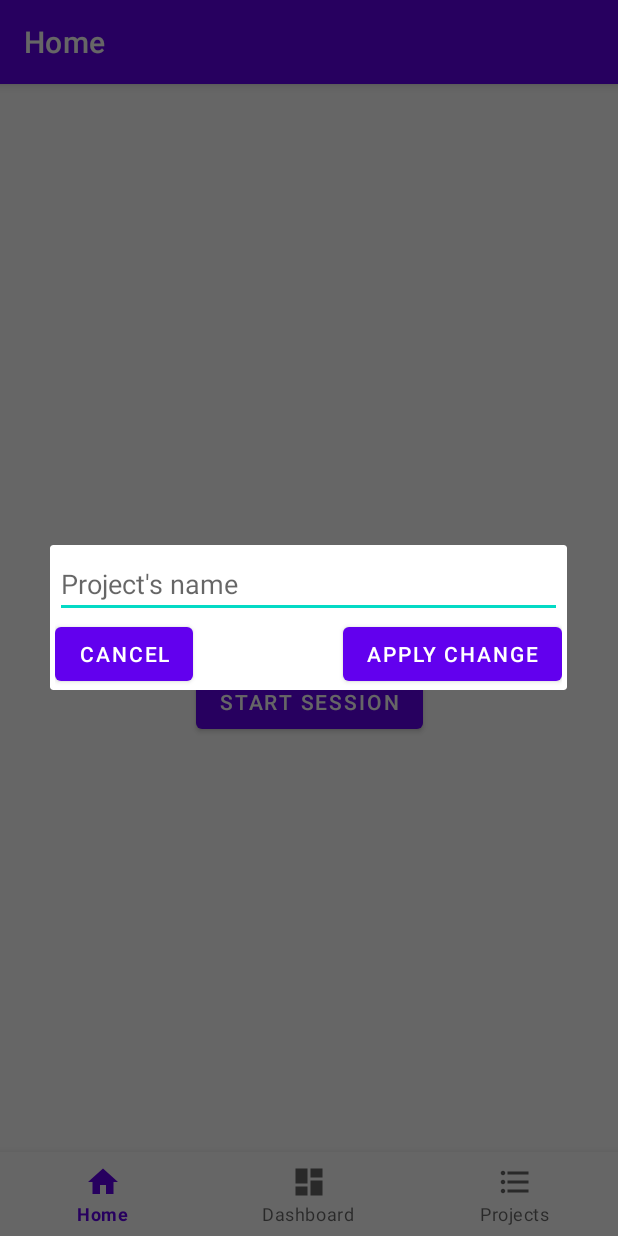
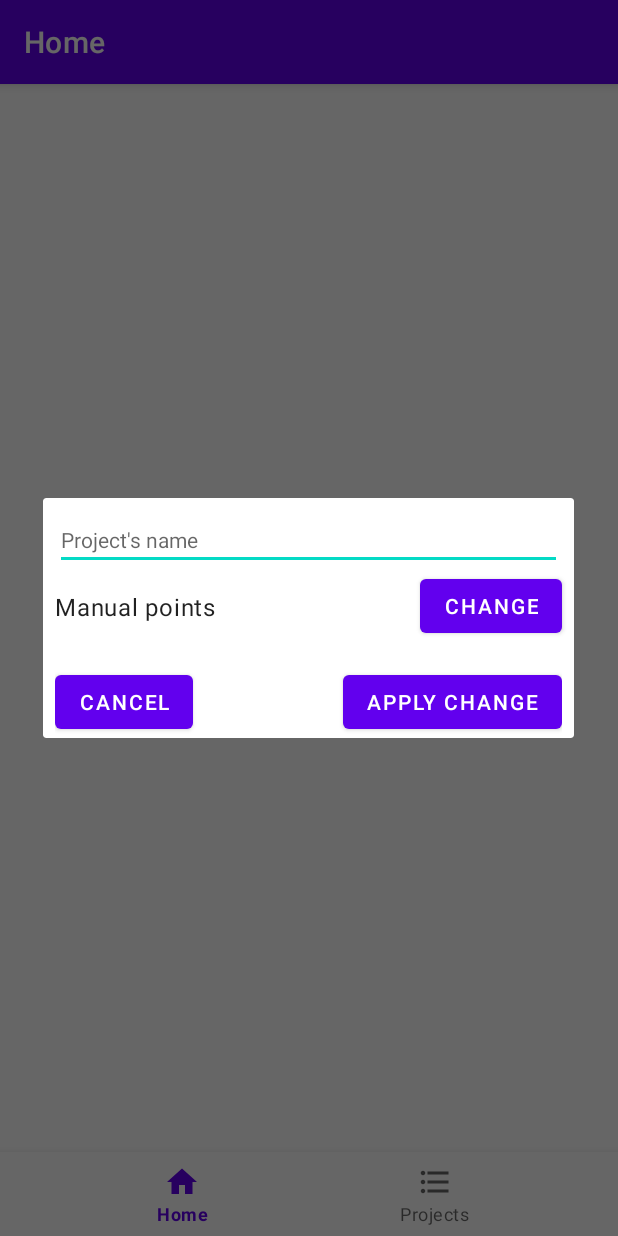
Before and after one commit to Appollogate/ar-graphs, an Android app: the fragment ProjectParamsChangeDialogFragment placed in its activity, on a phone screen of 412 x 824 dp. Run offline under Robolectric (Android 15) with nearby library versions, the phone set to English and light mode, and no system bars; our stand-ins replace navigation-ui.

Commit message:
added changing project params

```diff
--- a/app/src/main/java/com/group/ardiagram/MainActivity.kt
+++ b/app/src/main/java/com/group/ardiagram/MainActivity.kt
@@ -24,7 +24,7 @@ class MainActivity : AppCompatActivity() {
         val navController = findNavController(R.id.nav_host_fragment_activity_main)
         val appBarConfiguration = AppBarConfiguration(
             setOf(
-                R.id.navigation_home, R.id.navigation_dashboard, R.id.navigation_projects_list
+                R.id.navigation_home, R.id.navigation_projects_list
             )
         )
         setupActionBarWithNavController(navController, appBarConfiguration)
--- a/app/src/main/java/com/group/ardiagram/data/AppRepository.kt
+++ b/app/src/main/java/com/group/ardiagram/data/AppRepository.kt
@@ -10,11 +10,13 @@ class AppRepository(private val projectDAO: ProjectDAO) {
 
     @WorkerThread
     suspend fun insert(project: Project) {
+        Log.d("MyLog", "Project was added. $project")
         projectDAO.insert(project)
     }
 
     @WorkerThread
     suspend fun change(project: Project) {
+        Log.d("MyLog", "Project was updated. $project")
         projectDAO.update(project)
     }
 
--- a/app/src/main/java/com/group/ardiagram/ui/projectsList/FileImportDialogFragment.kt
+++ b/app/src/main/java/com/group/ardiagram/ui/projectsList/FileImportDialogFragment.kt
@@ -30,6 +30,7 @@ class FileImportDialogFragment : DialogFragment() {
 
     companion object {
         const val PROJECT_ITEM = "projectItem"
+
         @JvmStatic
         fun newInstance(project: Project) =
             FileImportDialogFragment().apply {
@@ -108,10 +109,10 @@ class FileImportDialogFragment : DialogFragment() {
 
     private fun onClickConfirm() {
         val path = binding.filePathEditText.toString()
-        if(path.isNotEmpty()){
+        if (path.isNotEmpty()) {
             project?.pathToTableFile = path
 
-            project?.let { viewModel.addNewProject(it, fileUri) }
+            viewModel.applyImportProjectData(project, fileUri)
 
             dialog?.cancel()
         }
--- a/app/src/main/java/com/group/ardiagram/ui/projectsList/FunctionDialogFragment.kt
+++ b/app/src/main/java/com/group/ardiagram/ui/projectsList/FunctionDialogFragment.kt
@@ -8,7 +8,6 @@ import android.view.ViewGroup
 import androidx.fragment.app.DialogFragment
 import androidx.fragment.app.activityViewModels
 import com.group.ardiagram.data.Project
-import com.group.ardiagram.databinding.AddManuallyDialogBinding
 import com.group.ardiagram.databinding.FunctionDialogBinding
 
 class FunctionDialogFragment: DialogFragment() {
@@ -52,7 +51,9 @@ class FunctionDialogFragment: DialogFragment() {
         }
 
         binding.buttonConfirm.setOnClickListener {
-            // function
+            val function = binding.functionEditText.text.toString()
+
+            viewModel.applyProjectFunction(project, function)
 
             dialog?.cancel()
         }
--- a/app/src/main/java/com/group/ardiagram/ui/projectsList/NameChangeDialogFragment.kt
+++ b/app/src/main/java/com/group/ardiagram/ui/projectsList/ProjectParamsChangeDialogFragment.kt
@@ -8,15 +8,16 @@ import android.view.ViewGroup
 import androidx.fragment.app.DialogFragment
 import androidx.fragment.app.activityViewModels
 import com.group.ardiagram.data.Project
-import com.group.ardiagram.databinding.NameChangeDialogBinding
+import com.group.ardiagram.databinding.ProjectParamsChangeDialogBinding
 
-class NameChangeDialogFragment : DialogFragment() {
+class ProjectParamsChangeDialogFragment : DialogFragment() {
 
     companion object {
         const val PROJECT_ITEM = "projectItem"
+
         @JvmStatic
         fun newInstance(project: Project) =
-            NameChangeDialogFragment().apply {
+            ProjectParamsChangeDialogFragment().apply {
                 arguments = Bundle().apply {
                     putSerializable(PROJECT_ITEM, project)
                 }
@@ -37,7 +38,7 @@ class NameChangeDialogFragment : DialogFragment() {
 
     private val viewModel: ProjectsListViewModel by activityViewModels()
 
-    private var _binding: NameChangeDialogBinding? = null
+    private var _binding: ProjectParamsChangeDialogBinding? = null
     private val binding get() = _binding!!
 
     override fun onCreateView(
@@ -46,21 +47,50 @@ class NameChangeDialogFragment : DialogFragment() {
         savedInstanceState: Bundle?
     ): View {
 
-        _binding = NameChangeDialogBinding.inflate(inflater, container, false)
+        _binding = ProjectParamsChangeDialogBinding.inflate(inflater, container, false)
         val view: View = binding.root
 
         binding.projectNameEditText.setText(project?.name.orEmpty())
+
+        val inputText = when {
+            project?.function != null -> project?.function
+            project?.points != null && project?.pathToTableFile?.isNotEmpty() ?: false -> "Points from ${
+                project?.pathToTableFile?.split(
+                    "/"
+                )?.last()
+            }"
+
+            else -> "Manual points"
+        }
+
+        binding.inputText.text = inputText
 
         binding.buttonCancel.setOnClickListener {
             dialog?.cancel()
         }
 
+       bindButtons()
+
+        return view
+    }
+
+
+    private fun bindButtons() {
         binding.buttonApplyChange.setOnClickListener {
             val newName = binding.projectNameEditText.text.toString()
             viewModel.changeProjectName(project, newName)
             dialog?.cancel()
         }
 
-        return view
+        binding.buttonChangeInput.setOnClickListener {
+            val importChooseDialogFragment = project?.let { it1 ->
+                ImportChooseDialogFragment.newInstance(
+                    it1
+                )
+            }
+            importChooseDialogFragment?.show(parentFragmentManager, "importChoose")
+
+            dialog?.cancel()
+        }
     }
 }
--- a/app/src/main/java/com/group/ardiagram/ui/projectsList/ProjectsListFragment.kt
+++ b/app/src/main/java/com/group/ardiagram/ui/projectsList/ProjectsListFragment.kt
@@ -38,8 +38,8 @@ class ProjectsListFragment : Fragment() {
                 //TODO action
             },
             onEditClicked = { project ->
-                val nameChangeDialogFragment = NameChangeDialogFragment.newInstance(project)
-                nameChangeDialogFragment.show(parentFragmentManager, "nameChange")
+                val projectParamsChangeDialogFragment = ProjectParamsChangeDialogFragment.newInstance(project)
+                projectParamsChangeDialogFragment.show(parentFragmentManager, "nameChange")
             },
             onDeleteClicked = { project ->
                 viewModel.deleteProject(project)
--- a/app/src/main/res/layout/name_change_dialog.xml
+++ b/app/src/main/res/layout/project_params_change_dialog.xml
@@ -9,22 +9,48 @@
         android:id="@+id/project_name_edit_text"
         android:layout_width="0dp"
         android:layout_height="wrap_content"
-        android:layout_margin="3dp"
+        android:layout_margin="8dp"
         android:autofillHints="Name"
         android:hint="@string/project_name_hint"
         android:inputType="text"
+        android:textAppearance="@style/TextAppearance.AppCompat.Body1"
         app:layout_constraintEnd_toEndOf="parent"
         app:layout_constraintStart_toStartOf="parent"
         app:layout_constraintTop_toTopOf="parent" />
 
+    <TextView
+        android:id="@+id/input_text"
+        android:layout_width="match_parent"
+        android:layout_height="wrap_content"
+        android:layout_margin="8dp"
+        android:text="Input: "
+        android:textAppearance="@style/TextAppearance.MaterialComponents.Body1"
+        app:layout_constraintBottom_toBottomOf="@+id/button_change_input"
+        app:layout_constraintEnd_toEndOf="parent"
+        app:layout_constraintHorizontal_bias="0.0"
+        app:layout_constraintStart_toStartOf="parent"
+        app:layout_constraintTop_toBottomOf="@+id/project_name_edit_text" />
+
+    <Button
+        android:id="@+id/button_change_input"
+        android:layout_width="wrap_content"
+        android:layout_height="wrap_content"
+        android:layout_marginHorizontal="8dp"
+        android:text="Change"
+        app:layout_constraintEnd_toEndOf="parent"
+        app:layout_constraintHorizontal_bias="1.0"
+        app:layout_constraintStart_toEndOf="@id/input_text"
+        app:layout_constraintTop_toBottomOf="@id/project_name_edit_text" />
+
     <LinearLayout
         android:layout_width="match_parent"
         android:layout_height="match_parent"
+        android:layout_marginTop="16dp"
         android:gravity="center"
         android:orientation="horizontal"
         app:layout_constraintEnd_toEndOf="@+id/project_name_edit_text"
         app:layout_constraintStart_toStartOf="@+id/project_name_edit_text"
-        app:layout_constraintTop_toBottomOf="@+id/project_name_edit_text">
+        app:layout_constraintTop_toBottomOf="@+id/button_change_input">
 
         <Button
             android:id="@+id/button_cancel"
--- a/app/src/main/res/menu/bottom_nav_menu.xml
+++ b/app/src/main/res/menu/bottom_nav_menu.xml
@@ -7,11 +7,6 @@
         android:title="@string/title_home" />
 
     <item
-        android:id="@+id/navigation_dashboard"
-        android:icon="@drawable/ic_dashboard_black_24dp"
-        android:title="@string/title_dashboard" />
-
-    <item
         android:id="@+id/navigation_projects_list"
         android:icon="@drawable/ic_projects_list_24dp"
         android:title="@string/title_projects" />
--- a/app/src/main/res/navigation/mobile_navigation.xml
+++ b/app/src/main/res/navigation/mobile_navigation.xml
@@ -16,12 +16,6 @@
     </fragment>
 
     <fragment
-        android:id="@+id/navigation_dashboard"
-        android:name="com.group.ardiagram.ui.dashboard.DashboardFragment"
-        android:label="@string/title_dashboard"
-        tools:layout="@layout/fragment_dashboard" />
-
-    <fragment
         android:id="@+id/navigation_projects_list"
         android:name="com.group.ardiagram.ui.projectsList.ProjectsListFragment"
         android:label="@string/title_projects"
```
Also changed, not shown: app/src/main/java/com/group/ardiagram/data/Converters.kt (+16 -5 lines), app/src/main/java/com/group/ardiagram/data/Project.kt (+12 -1 lines), app/src/main/java/com/group/ardiagram/ui/projectsList/AddManuallyDialogFragment.kt (+9 -7 lines), app/src/main/java/com/group/ardiagram/ui/projectsList/ProjectsListViewModel.kt (+51 -17 lines).
